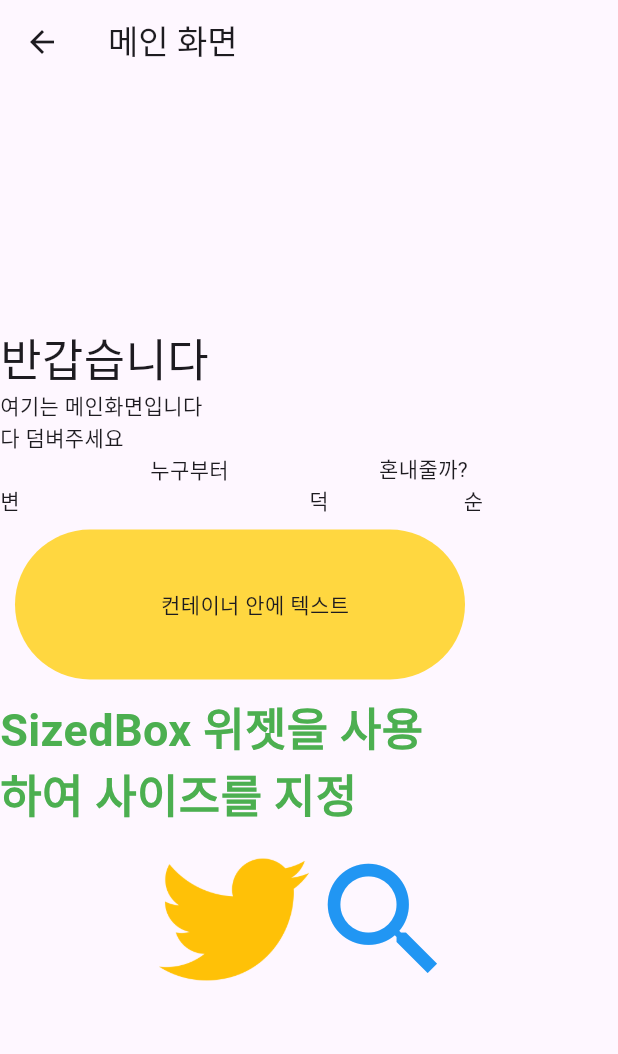
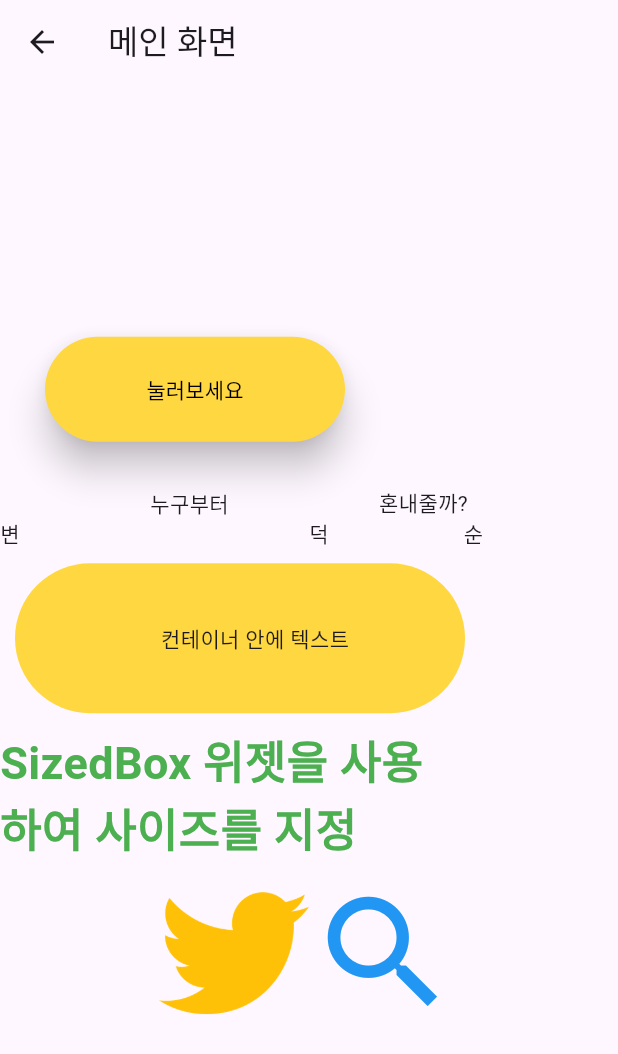
Before and after one commit to Daco2020/flutter-practice2, a Flutter app: the screen it shows after launch, on a phone screen of 412 x 824 dp. Shown: the top 1054 px of the screen. Run offline on Flutter 3.47's test engine with Material 3 defaults, Android fonts, the phone set to English and light mode, and no system bars.

Commit message:
feat: ElevatedButton 위젯 구현

```diff
--- a/lib/screen/main_screen.dart
+++ b/lib/screen/main_screen.dart
@@ -19,9 +19,23 @@ class _MainScreenState extends State<MainScreen> {
           mainAxisAlignment: MainAxisAlignment.center,
           crossAxisAlignment: CrossAxisAlignment.start,
           children: [
-            const Text('반갑습니다', style: TextStyle(fontSize: 30)),
-            const Text('여기는 메인화면입니다'),
-            const Text('다 덤벼주세요'),
+            Container(
+              height: 70,
+              width: 200,
+              margin: const EdgeInsets.all(30),
+              child: ElevatedButton(
+                // ElevatedButton 위젯을 사용하여 버튼 생성
+                onPressed: () {
+                  print('눌렀다!');
+                },
+                style: ElevatedButton.styleFrom(
+                  foregroundColor: Colors.black,
+                  backgroundColor: Colors.amberAccent,
+                  elevation: 10, // 그림자 높이
+                ),
+                child: const Text('눌러보세요'),
+              ),
+            ),
             const Row(
               // Row 위젯을 사용하여 가로로 위젯을 배치
               mainAxisAlignment: MainAxisAlignment.spaceEvenly,
```
